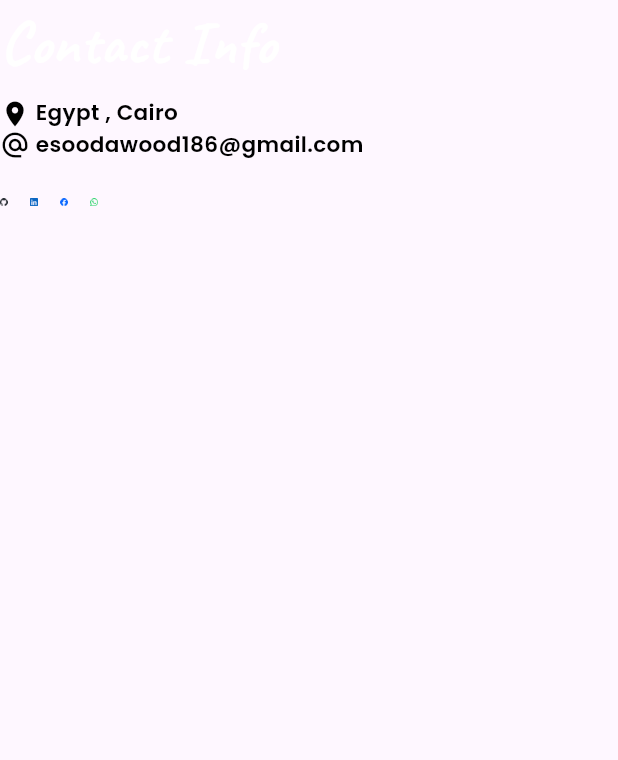
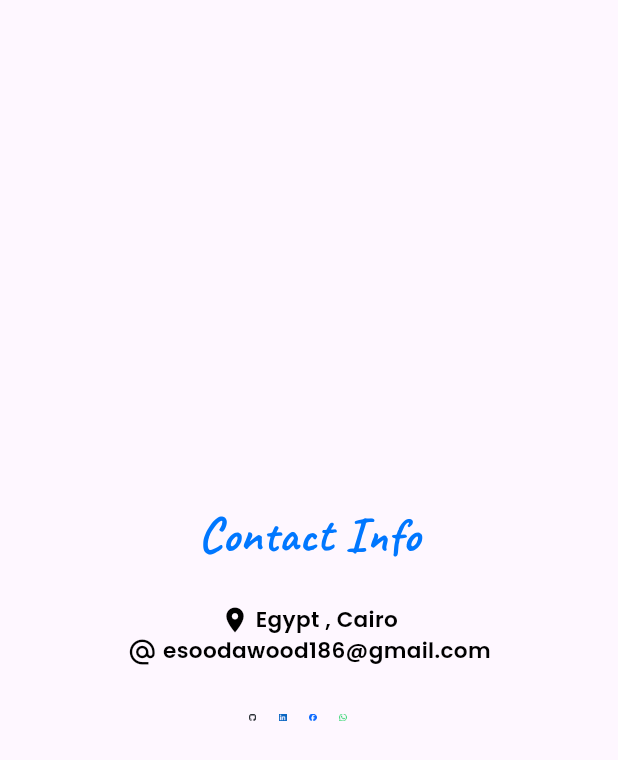
Before and after one commit to esraa-mohamad/portfolio, a Flutter app: the ContactInfo widget shown alone on an empty page, opened directly, on a phone screen of 412 x 824 dp. Shown: the top 760 px of the screen. Run offline on Flutter 3.47's test engine with Material 3 defaults, Android fonts, the phone set to English and light mode, and no system bars; our stand-ins replace animated_text_kit, device_preview, dio, file_picker, flutter_screenutil, flutter_svg and 1 more; missing offline and left inert: universal_html.

Commit message:
- edit in Contact Section - add new arrow  lottie file and its path in AppLottie - add contact mobile & desktop to make adaptive - edit in AppTextStyles - add CopyRight Section to add copy  right text - add CopyRight Section In Portfolio

```diff
--- a/lib/core/helper/app_lottie.dart
+++ b/lib/core/helper/app_lottie.dart
@@ -5,4 +5,5 @@ class AppLottie{
   static const String mouseAnimation ='${AppConstants.lottiePath}mouse_animation.json';
   static const String mouse ='${AppConstants.lottiePath}mouse.json';
   static const String arrowRight ='${AppConstants.lottiePath}arrow_right.json';
+  static const String arrowDown ='${AppConstants.lottiePath}arrow_down.json';
 }
--- a/lib/core/theme/app_text_styles.dart
+++ b/lib/core/theme/app_text_styles.dart
@@ -3,7 +3,7 @@ import 'package:portfolio/core/theme/app_color.dart';
 import 'package:portfolio/core/theme/font_weight_helper.dart';
 
 class AppTextStyles {
-  static TextStyle font22BlackBold(BuildContext context) {
+  static TextStyle font22BlackBold( context) {
     return TextStyle(
       fontSize: getResponsiveFontSize(context, baseFontSize: 22),
       fontWeight: FontWeightHelper.bold,
@@ -11,7 +11,7 @@ class AppTextStyles {
     );
   }
 
-  static TextStyle font14PhilippineGrayRegular(BuildContext context) {
+  static TextStyle font14PhilippineGrayRegular( context) {
     return TextStyle(
       fontSize: getResponsiveFontSize(context, baseFontSize: 14),
       fontWeight: FontWeightHelper.regular,
@@ -19,7 +19,7 @@ class AppTextStyles {
     );
   }
 
-  static TextStyle font35Black38Bold(BuildContext context) {
+  static TextStyle font35Black38Bold( context) {
     return TextStyle(
       fontSize: getResponsiveFontSize(context, baseFontSize: 35),
       fontWeight: FontWeightHelper.bold,
@@ -27,7 +27,7 @@ class AppTextStyles {
     );
   }
 
-  static TextStyle font20BlackSemiBold(BuildContext context) {
+  static TextStyle font20BlackSemiBold( context) {
     return TextStyle(
       fontSize: getResponsiveFontSize(context, baseFontSize: 20),
       fontWeight: FontWeightHelper.semiBold,
@@ -115,12 +115,6 @@ class AppTextStyles {
     );
   }
 
-  static TextStyle font12LightGreyMedium = TextStyle(
-    fontSize: 12,
-    fontWeight: FontWeightHelper.medium,
-    color: Colors.grey[400],
-  );
-
   static TextStyle font30BleuDeFranceBold(context) {
     return TextStyle(
       fontSize: getResponsiveFontSize(context, baseFontSize: 30),
@@ -137,12 +131,6 @@ class AppTextStyles {
     );
   }
 
-  static TextStyle font14GreyMedium = const TextStyle(
-    fontSize: 14,
-    fontWeight: FontWeightHelper.medium,
-    color: Colors.grey,
-  );
-
   static TextStyle font16BrandeisBlueMedium(context) {
     return TextStyle(
       fontSize: getResponsiveFontSize(context, baseFontSize: 16),
@@ -151,9 +139,10 @@ class AppTextStyles {
     );
   }
 
-  static TextStyle font16WhiteSemiBold(context) {
+
+  static TextStyle font22WhiteSemiBold(context) {
     return TextStyle(
-      fontSize: getResponsiveFontSize(context, baseFontSize: 16),
+      fontSize: getResponsiveFontSize(context, baseFontSize: 22),
       fontWeight: FontWeightHelper.semiBold,
       color: AppColor.white,
     );
@@ -237,17 +226,13 @@ class AppTextStyles {
       color: Colors.black,
     );
   }
-  static TextStyle font40WhiteBold = const TextStyle(
-    fontSize: 40,
-    fontWeight: FontWeightHelper.bold,
-    color: Colors.white,
-  );
-
-  static TextStyle font30WhiteBold = const TextStyle(
-    fontSize: 30,
-    fontWeight: FontWeightHelper.bold,
-    color: Colors.white,
-  );
+  static TextStyle font40WhiteBold(context){
+    return  TextStyle(
+      fontSize: getResponsiveFontSize(context, baseFontSize: 40),
+      fontWeight: FontWeightHelper.bold,
+      color: Colors.white,
+    );
+  }
 }
 
 double getResponsiveFontSize(BuildContext context,
--- a/lib/core/widgets/icons_link.dart
+++ b/lib/core/widgets/icons_link.dart
@@ -5,8 +5,9 @@ import '../helper/app_images.dart';
 import '../models/icon_link_model.dart';
 
 class IconsLink extends StatefulWidget {
-  const IconsLink({super.key});
+  const IconsLink({super.key, this.mainAxisAlignment});
 
+  final MainAxisAlignment? mainAxisAlignment;
   @override
   State<IconsLink> createState() => _IconsLinkState();
 }
@@ -22,6 +23,7 @@ class _IconsLinkState extends State<IconsLink> {
   @override
   Widget build(BuildContext context) {
     return Row(
+      mainAxisAlignment:widget.mainAxisAlignment ?? MainAxisAlignment.start ,
       children: List.generate(
         profiles.length,
         (index) => iconLink(
--- /dev/null
+++ b/lib/features/contact/screen/widgets/contact_email.dart
@@ -0,0 +1,34 @@
+import 'package:flutter/material.dart';
+
+import '../../../../core/helper/app_functions.dart';
+import '../../../../core/theme/app_text_styles.dart';
+import '../../../../core/theme/font_family_helper.dart';
+
+class ContactEmail extends StatelessWidget {
+  const ContactEmail({super.key});
+
+  @override
+  Widget build(BuildContext context) {
+    return Row(
+      mainAxisAlignment: MainAxisAlignment.center,
+      children: [
+        const Icon(
+          Icons.alternate_email ,
+          size: 20,
+          color: Colors.black,
+        ),
+        GestureDetector(
+          onTap: (){
+            AppFunctions.launchEmail(email: "esoodawood186@gmail.com");
+          },
+          child: Text(
+            ' esoodawood186@gmail.com',
+            style: AppTextStyles.font18BlackSemiBold(context).copyWith(
+              fontFamily: FontFamilyHelper.poppinsFont,
+            ),
+          ),
+        ),
+      ],
+    );
+  }
+}
--- a/lib/features/contact/screen/widgets/contact_info.dart
+++ b/lib/features/contact/screen/widgets/contact_info.dart
@@ -1,8 +1,11 @@
 import 'package:flutter/material.dart';
-import 'package:portfolio/core/helper/app_functions.dart';
+import 'package:portfolio/core/helper/spacing.dart';
 import 'package:portfolio/core/theme/app_text_styles.dart';
 import 'package:portfolio/core/theme/font_family_helper.dart';
+import 'package:portfolio/features/contact/screen/widgets/contact_email.dart';
+import 'package:portfolio/features/contact/screen/widgets/contact_location.dart';
 
+import '../../../../core/theme/app_color.dart';
 import '../../../../core/widgets/icons_link.dart';
 
 class ContactInfo extends StatelessWidget {
@@ -11,56 +14,22 @@ class ContactInfo extends StatelessWidget {
   @override
   Widget build(BuildContext context) {
     return Column(
-      crossAxisAlignment: CrossAxisAlignment.start,
+      mainAxisAlignment: MainAxisAlignment.center,
       children: [
         Text(
-          'Contact Info' ,
-          style: AppTextStyles.font40WhiteBold.copyWith(
-            fontFamily: FontFamilyHelper.caveatFont
+          'Contact Info',
+          style: AppTextStyles.font40WhiteBold(context).copyWith(
+            fontFamily: FontFamilyHelper.caveatFont,
+            color: AppColor.brandeisBlue,
           ),
         ),
-        SizedBox(
-          height: MediaQuery.of(context).size.height *0.01,
+        verticalSpace(20),
+        ContactLocation(),
+        ContactEmail(),
+        verticalSpace(20),
+        const IconsLink(
+          mainAxisAlignment: MainAxisAlignment.center,
         ),
-        Row(
-          children: [
-            const Icon(
-              Icons.location_on ,
-              size: 20,
-              color: Colors.black,
-            ),
-            Text(
-                ' Egypt , Cairo',
-              style: AppTextStyles.font18BlackSemiBold(context).copyWith(
-                fontFamily: FontFamilyHelper.poppinsFont,
-              ),
-            ),
-          ],
-        ),
-        Row(
-          children: [
-            const Icon(
-              Icons.alternate_email ,
-              size: 20,
-              color: Colors.black,
-            ),
-            GestureDetector(
-              onTap: (){
-                AppFunctions.launchEmail(email: "esoodawood186@gmail.com");
-              },
-              child: Text(
-                  ' esoodawood186@gmail.com',
-                style: AppTextStyles.font18BlackSemiBold(context).copyWith(
-                  fontFamily: FontFamilyHelper.poppinsFont,
-                ),
-              ),
-            ),
-          ],
-        ),
-        SizedBox(
-          height: MediaQuery.of(context).size.height *0.02,
-        ),
-        const IconsLink()
       ],
     );
   }
--- /dev/null
+++ b/lib/features/contact/screen/widgets/contact_location.dart
@@ -0,0 +1,28 @@
+import 'package:flutter/material.dart';
+
+import '../../../../core/theme/app_text_styles.dart';
+import '../../../../core/theme/font_family_helper.dart';
+
+class ContactLocation extends StatelessWidget {
+  const ContactLocation({super.key});
+
+  @override
+  Widget build(BuildContext context) {
+    return  Row(
+      mainAxisAlignment: MainAxisAlignment.center,
+      children: [
+        const Icon(
+          Icons.location_on ,
+          size: 20,
+          color: Colors.black,
+        ),
+        Text(
+          ' Egypt , Cairo',
+          style: AppTextStyles.font18BlackSemiBold(context).copyWith(
+            fontFamily: FontFamilyHelper.poppinsFont,
+          ),
+        ),
+      ],
+    );
+  }
+}
--- a/lib/main.dart
+++ b/lib/main.dart
@@ -6,7 +6,7 @@ import 'core/routes/app_routing.dart';
 void main() {
 
   runApp( DevicePreview(
-    enabled: true,
+    enabled: false,
     builder: (context) {
       return PortfolioApp(appRouting: AppRouting(),);
     }
--- a/pubspec.yaml
+++ b/pubspec.yaml
@@ -46,6 +46,7 @@ dependencies:
   device_preview: ^1.2.0
   animated_text_kit: ^4.2.2
   flutter_svg: ^2.0.16
+  font_awesome_flutter: ^10.8.0
 
 dev_dependencies:
   flutter_test:
```
Also changed, not shown: assets/lottie/arrow_down.json (added, +1 -0 lines), lib/features/contact/screen/ui/contact_part_screen.dart (+15 -31 lines), lib/features/contact/screen/widgets/contact_arrow.dart (added, +21 -0 lines), lib/features/contact/screen/widgets/contact_desktop.dart (added, +22 -0 lines), lib/features/contact/screen/widgets/contact_message.dart (added, +21 -0 lines), lib/features/contact/screen/widgets/contact_mobile.dart (added, +23 -0 lines), lib/features/copy_right/presentation/screen/view/copy_right_screen.dart (added, +22 -0 lines), lib/features/copy_right/presentation/screen/widgets/copy_right_text.dart (added, +48 -0 lines), lib/features/portfolio/presentation/screen/widgets/portfolio_body.dart (+5 -3 lines), pubspec.lock.
